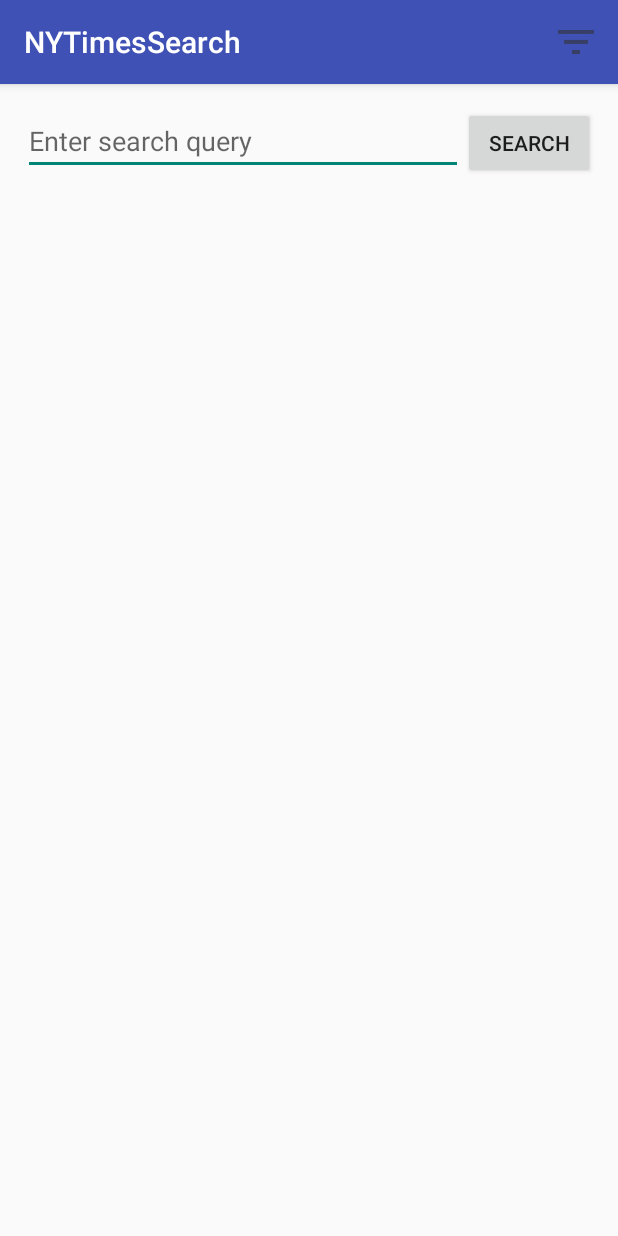
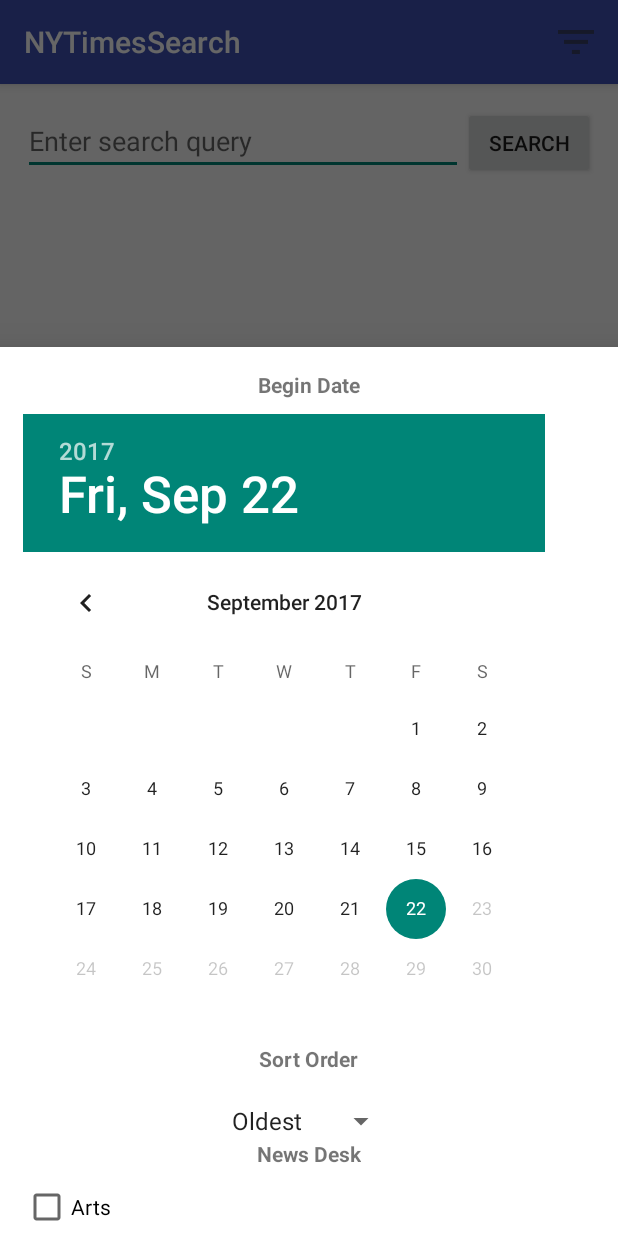
Before and after one commit to vallividhya/NYTimesSearch, an Android app: the screen it shows after launch (SearchActivity), after a tap on "Filter", on a phone screen of 412 x 824 dp. Run offline under Robolectric (Android 15) with nearby library versions, the phone set to English and light mode, and no system bars; our stand-ins replace Picasso; libraries missing offline, so code that uses them is left out: com.loopj.android, cz.msebera.android; pictures from the network do not load.

Commit message:
Article search with filters

```diff
--- /dev/null
+++ b/app/src/main/java/com/codepath/nytimessearch/fragments/ChooseFilterDialogFragment.java
@@ -0,0 +1,153 @@
+package com.codepath.nytimessearch.fragments;
+
+
+import android.content.Context;
+import android.content.SharedPreferences;
+import android.os.Bundle;
+import android.support.annotation.Nullable;
+import android.support.design.widget.BottomSheetDialogFragment;
+import android.support.v4.app.DialogFragment;
+import android.view.LayoutInflater;
+import android.view.View;
+import android.view.ViewGroup;
+import android.widget.Button;
+import android.widget.CheckBox;
+import android.widget.DatePicker;
+import android.widget.Spinner;
+
+import com.codepath.nytimessearch.R;
+
+import java.text.ParseException;
+import java.text.SimpleDateFormat;
+import java.util.Calendar;
+
+
+/**
+ * A simple {@link DialogFragment} subclass.
+ * Use the {@link ChooseFilterDialogFragment#newInstance} factory method to
+ * create an instance of this fragment.
+ */
+public class ChooseFilterDialogFragment extends BottomSheetDialogFragment {
+
+    private DatePicker datePicker;
+    private Spinner spinner;
+    private Button btnFilterSave;
+    private CheckBox cbArts, cbFashion, cbSports;
+    private SharedPreferences mSettings;
+    public ChooseFilterDialogFragment() {
+        // Required empty public constructor
+    }
+
+    /**
+     * Use this factory method to create a new instance of
+     * this fragment using the provided parameters.
+     *
+     * @param title Parameter 1.
+     * @return A new instance of fragment ChooseFilterDialogFragment.
+     */
+
+    private OnChooseFilterDialogListener listener;
+
+    public static ChooseFilterDialogFragment newInstance(String title) {
+        ChooseFilterDialogFragment fragment = new ChooseFilterDialogFragment();
+        Bundle args = new Bundle();
+        args.putString("title", title);
+        fragment.setArguments(args);
+        return fragment;
+    }
+
+    @Override
+    public View onCreateView(LayoutInflater inflater, ViewGroup container,
+                             Bundle savedInstanceState) {
+        mSettings = getActivity().getSharedPreferences("Settings", Context.MODE_PRIVATE);
+
+        getDialog().setTitle(getResources().getString(R.string.filterDialogTitle));
+        // Inflate the layout for this fragment
+        return inflater.inflate(R.layout.fragment_choose_filter, container, false);
+    }
+
+    public interface OnChooseFilterDialogListener {
+        //void onFilterSave(long beginDate, String sortOrder);
+        void onFilterSave();
+    }
+
+    @Override
+    public void onViewCreated(View view, @Nullable Bundle savedInstanceState) {
+        super.onViewCreated(view, savedInstanceState);
+        // Fetch arguments from bundle and set title
+        String title = getArguments().getString("title");
+        getDialog().setTitle(title);
+
+        // Get Date picker from view
+        datePicker = (DatePicker) view.findViewById(R.id.dpBeginDate);
+        // Set max date as today's date
+        datePicker.setMaxDate(System.currentTimeMillis() - 1000);
+
+        String date = mSettings.getString("beginDate", "");
+        Calendar cal = Calendar.getInstance();
+        SimpleDateFormat sdf = new SimpleDateFormat("yyyyMMdd");
+        try {
+            cal.setTime(sdf.parse(date));
+        } catch (ParseException e) {
+            e.printStackTrace();
+        }
+        int year = cal.get(Calendar.YEAR);
+        int month = cal.get(Calendar.MONTH);
+        int day = cal.get(Calendar.DAY_OF_MONTH);
+        datePicker.updateDate(year, month, day);
+
+        // Get spinner from view
+        spinner = (Spinner) view.findViewById(R.id.spSortOrder);
+
+        int pos =  mSettings.getString("sortOrder", "oldest").equals("oldest") ? 0 : 1;
+        spinner.setSelection(pos);
+        // Get button Save
+        btnFilterSave = (Button) view.findViewById(R.id.btnFilterSave);
+
+        cbArts = (CheckBox) view.findViewById(R.id.checkbox_arts);
+        cbArts.setChecked(mSettings.getBoolean("isArts", false));
+
+        cbFashion = (CheckBox) view.findViewById(R.id.checkbox_fashionStyle);
+        cbFashion.setChecked(mSettings.getBoolean("isFashion", false));
+
+        cbSports = (CheckBox) view.findViewById(R.id.checkbox_sports);
+        cbSports.setChecked(mSettings.getBoolean("isSports", false));
+
+        btnFilterSave.setOnClickListener(new View.OnClickListener() {
+            @Override
+            public void onClick(View view) {
+                //Get Begin date selected from date Picker
+                int day = datePicker.getDayOfMonth();
+                int month = datePicker.getMonth();
+                int year = datePicker.getYear();
+                Calendar cal = Calendar.getInstance();
+                cal.set(year, month, day);
+                SimpleDateFormat simpleDateFormat = new SimpleDateFormat("yyyyMMdd");
+                String beginDate = simpleDateFormat.format(cal.getTime());
+
+                SharedPreferences.Editor editor = mSettings.edit();
+                editor.putString("beginDate", beginDate);
+                // Get Sort order - Oldest or newest from Spinner
+                String spinnerVal = spinner.getSelectedItem().toString();
+                editor.putString("sortOrder", spinnerVal.toLowerCase());
+
+                // Get News desk values
+                editor.putBoolean("isArts", cbArts.isChecked());
+                editor.putBoolean("isFashion", cbFashion.isChecked());
+                editor.putBoolean("isSports", cbSports.isChecked());
+                editor.apply();
+                OnChooseFilterDialogListener listener = (OnChooseFilterDialogListener) getActivity();
+                listener.onFilterSave();
+                dismiss();
+            }
+        });
+        // Set title for dialog
+        //getDialog().setTitle(getResources().getString(R.string.filterDialogTitle));
+        // Request focus on date picker when dialog opens
+        datePicker.requestFocus();
+
+    }
+
+
+
+}
--- a/app/src/main/res/layout/content_search.xml
+++ b/app/src/main/res/layout/content_search.xml
@@ -39,6 +39,6 @@
         android:layout_height="wrap_content"
         android:layout_below="@+id/btnSearch"
         android:layout_centerHorizontal="true"
-        android:numColumns="4"
+        android:numColumns="2"
         />
 </RelativeLayout>
--- /dev/null
+++ b/app/src/main/res/layout/fragment_choose_filter.xml
@@ -0,0 +1,81 @@
+<?xml version="1.0" encoding="utf-8"?>
+<ScrollView xmlns:android="http://schemas.android.com/apk/res/android"
+    android:layout_height="wrap_content"
+    android:layout_width="wrap_content">
+
+    <LinearLayout
+        android:orientation="vertical" android:layout_width="match_parent"
+        android:layout_height="match_parent"
+        android:layout_margin="15dp"
+        android:scrollbars="vertical"
+        android:scrollbarAlwaysDrawVerticalTrack="true">
+
+        <TextView android:id="@+id/tvBeginDate"
+            android:layout_width="wrap_content"
+            android:layout_height="wrap_content"
+            android:layout_gravity="center_horizontal"
+            android:text="@string/beginDate"
+            android:textSize="14dp"
+            android:textStyle="bold"
+            android:layout_marginBottom="10dp"/>
+
+        <DatePicker
+            android:id="@+id/dpBeginDate"
+            android:layout_width="wrap_content"
+            android:layout_height="wrap_content"
+            />
+
+        <TextView android:id="@+id/tvSortOrder"
+            android:layout_width="wrap_content"
+            android:layout_height="wrap_content"
+            android:text="@string/sortOrder"
+            android:layout_marginBottom="10dp"
+            android:layout_marginTop="-10dp"
+            android:layout_gravity="center_horizontal"
+            android:textSize="14dp"
+            android:textStyle="bold"/>
+
+        <Spinner
+            android:id="@+id/spSortOrder"
+            android:layout_width="wrap_content"
+            android:layout_gravity="center_horizontal"
+            android:entries="@array/sort_order_array"
+            android:prompt="@string/sort_order_prompt"
+            android:layout_height="wrap_content"
+            android:layout_marginTop="10dp"/>
+
+        <TextView android:id="@+id/tvNewsDesk"
+            android:layout_width="wrap_content"
+            android:layout_height="wrap_content"
+            android:layout_gravity="center_horizontal"
+            android:text="@string/newsDesk"
+            android:textSize="14dp"
+            android:textStyle="bold"
+            android:layout_marginBottom="10dp"/>
+
+        <CheckBox android:id="@+id/checkbox_arts"
+            android:layout_width="wrap_content"
+            android:layout_height="wrap_content"
+            android:text="@string/arts" />
+
+        <CheckBox android:id="@+id/checkbox_fashionStyle"
+            android:layout_width="wrap_content"
+            android:layout_height="wrap_content"
+            android:text="@string/fashionStyle" />
+
+        <CheckBox android:id="@+id/checkbox_sports"
+            android:layout_width="wrap_content"
+            android:layout_height="wrap_content"
+            android:text="@string/sports" />
+
+        <Button
+            android:id="@+id/btnFilterSave"
+            android:layout_width="wrap_content"
+            android:layout_height="wrap_content"
+            android:layout_gravity="center_horizontal"
+            android:text="@string/btnSave"
+            android:layout_marginTop="10dp"
+            android:layout_marginBottom="10dp"
+            android:background="@color/colorAccent"/>
+    </LinearLayout>
+</ScrollView>
--- /dev/null
+++ b/app/src/main/res/values/sort_order_array.xml
@@ -0,0 +1,7 @@
+<?xml version="1.0" encoding="utf-8"?>
+<resources>
+    <string-array name="sort_order_array">
+        <item>Oldest</item>
+        <item>Newest</item>
+    </string-array>
+</resources>
--- a/app/src/main/res/values/strings.xml
+++ b/app/src/main/res/values/strings.xml
@@ -5,4 +5,14 @@
     <string name="search">Search</string>
     <string name="failure_msg">Something went wrong. Check back later</string>
     <string name="title_activity_article">ArticleActivity</string>
+    <string name="sort_order_prompt">Sort news by newest or oldest</string>
+    <string name="beginDate">Begin Date</string>
+    <string name="sortOrder">Sort Order</string>
+    <string name="filterDialogTitle">Search Settings</string>
+    <string name="ChooseFilterFragmentTag">fragment_choose_filter</string>
+    <string name="btnSave">Save</string>
+    <string name="newsDesk">News Desk</string>
+    <string name="arts">Arts</string>
+    <string name="fashionStyle"><![CDATA[Fashion & Style]]></string>
+    <string name="sports">Sports</string>
 </resources>
--- a/app/src/main/res/values/styles.xml
+++ b/app/src/main/res/values/styles.xml
@@ -20,6 +20,8 @@
 
     <style name="AppTheme.PopupOverlay" parent="ThemeOverlay.AppCompat.Light" />
 
-
+    <style name="CustomDialog" parent="@style/ThemeOverlay.AppCompat.Dialog">
+        <item name="android:windowNoTitle">false</item>
+    </style>
 
 </resources>
```
Also changed, not shown: app/src/main/java/com/codepath/nytimessearch/activities/SearchActivity.java (+44 -6 lines), app/src/main/java/com/codepath/nytimessearch/utils/URLEncoder.java (added, +42 -0 lines).
